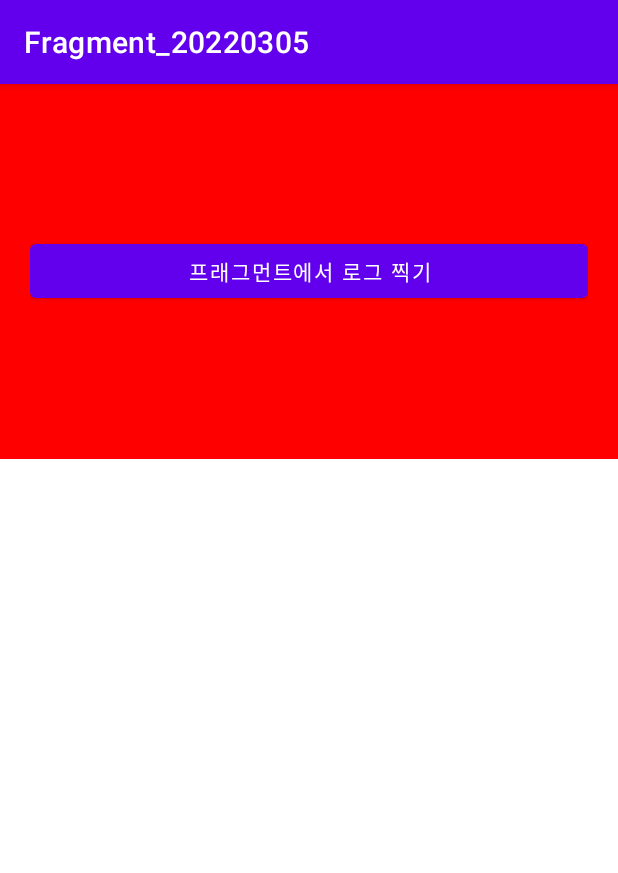
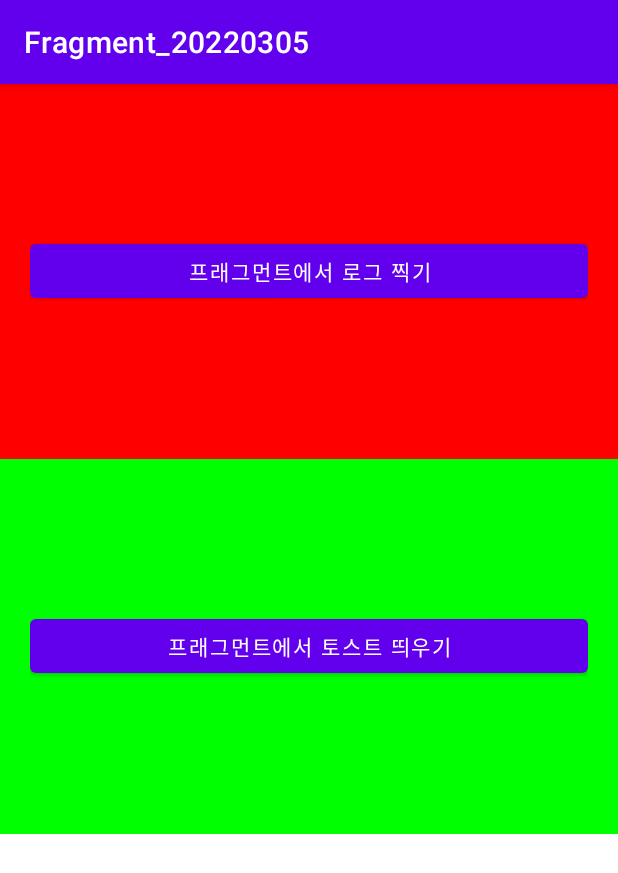
Before and after one commit to brotherbell91/Fragment_20220305, an Android app: the screen it shows after launch (MainActivity), on a phone screen of 412 x 824 dp. Shown: the top 873 px of the screen. Run offline under Robolectric (Android 15) with nearby library versions, the phone set to English and light mode, and no system bars.

Commit message:
두번쨰 프래그먼트 xml

```diff
--- /dev/null
+++ b/app/src/main/java/com/hyeongjong/fragment_20220305/fragments/SecondFragment.kt
@@ -0,0 +1,21 @@
+package com.hyeongjong.fragment_20220305.fragments
+
+import android.os.Bundle
+import android.view.LayoutInflater
+import android.view.View
+import android.view.ViewGroup
+import androidx.fragment.app.Fragment
+import com.hyeongjong.fragment_20220305.R
+
+class SecondFragment : Fragment() {
+
+    override fun onCreateView(
+        inflater: LayoutInflater,
+        container: ViewGroup?,
+        savedInstanceState: Bundle?
+    ): View? {
+        return inflater.inflate(R.layout.fragment_second, container, false)
+    }
+
+
+}
--- a/app/src/main/res/layout/activity_main.xml
+++ b/app/src/main/res/layout/activity_main.xml
@@ -8,10 +8,15 @@
     tools:context=".MainActivity">
 
     <fragment
-        android:tag="아무말"
+        android:tag="firstFrag"
         android:layout_width="match_parent"
         android:layout_height="250dp"
         class="com.hyeongjong.fragment_20220305.fragments.FirstFragment"/>
 
+    <fragment
+        android:tag="secondFrag"
+        android:layout_width="match_parent"
+        android:layout_height="250dp"
+        class="com.hyeongjong.fragment_20220305.fragments.SecondFragment"/>
 
 </LinearLayout>
--- /dev/null
+++ b/app/src/main/res/layout/fragment_second.xml
@@ -0,0 +1,16 @@
+<?xml version="1.0" encoding="utf-8"?>
+<LinearLayout xmlns:android="http://schemas.android.com/apk/res/android"
+    android:layout_width="match_parent"
+    android:layout_height="match_parent"
+    android:orientation="vertical"
+    android:padding="20dp"
+    android:background="#00FF00"
+    android:gravity="center">
+
+    <Button
+        android:id="@+id/btnToastInFragment"
+        android:layout_width="match_parent"
+        android:layout_height="wrap_content"
+        android:text="프래그먼트에서 토스트 띄우기" />
+
+</LinearLayout>
```
